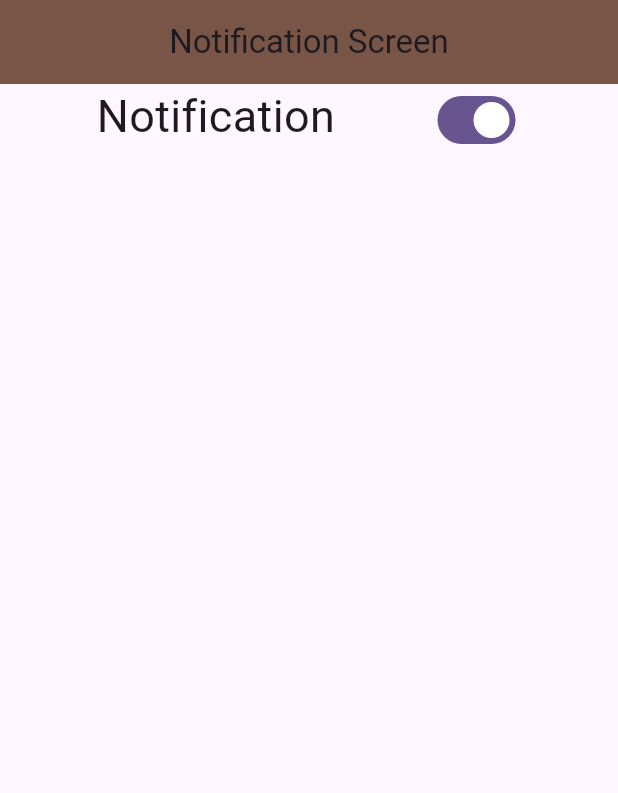
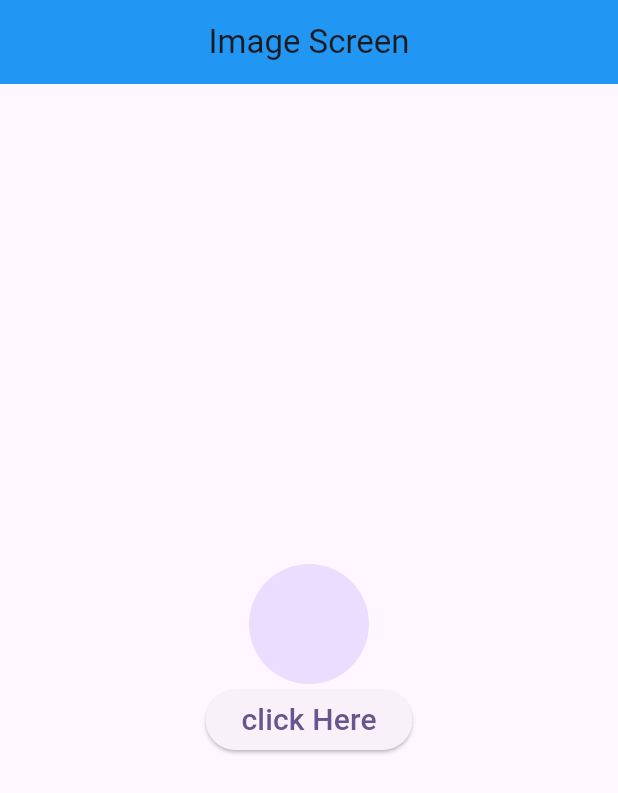
Before and after one commit to MEhsan1237/Getx, a Flutter app: the screen it shows after launch, on a phone screen of 412 x 824 dp. Shown: the top 793 px of the screen. Run offline on Flutter 3.47's test engine with Material 3 defaults, Android fonts, the phone set to English and light mode, and no system bars; our stand-ins replace get, image_picker.

Commit message:
upload changes done

```diff
--- a/lib/main.dart
+++ b/lib/main.dart
@@ -7,6 +7,7 @@ import 'package:getx/screens/three_screen.dart';
 import 'package:getx/screens/translation/languages_class.dart';
 import 'package:getx/screens/two_screen.dart';
 import 'package:getx/state_management/counter_screen.dart';
+import 'package:getx/state_management/image_screen.dart';
 import 'package:getx/state_management/notification_screen.dart';
 import 'package:getx/state_management/opacity_screen.dart';
 
@@ -30,7 +31,7 @@ class MyApp extends StatelessWidget {
 
         colorScheme: ColorScheme.fromSeed(seedColor: Colors.deepPurple),
       ),
-      home: const NotificationScreen(),
+      home: const ImageScreen(),
       getPages: [
         GetPage(name: "/", page:()=> OneScreen()),
         GetPage(name: "/twoScreen", page:()=> TwoScreen()),
--- /dev/null
+++ b/lib/state_management/image_class.dart
@@ -0,0 +1,19 @@
+
+
+
+import 'package:get/get.dart';
+import 'package:image_picker/image_picker.dart';
+
+class ImageChangeScreen extends GetxController{
+
+  RxString imagePath = ''.obs;
+
+  Future setImagePicker()async{
+     final ImagePicker picker = ImagePicker();
+     final image = await picker.pickImage(source: ImageSource.gallery);
+     if(image!=null){
+       imagePath.value = image.path.toString();
+     }
+   }
+
+}
--- /dev/null
+++ b/lib/state_management/image_screen.dart
@@ -0,0 +1,47 @@
+import 'dart:io';
+
+import 'package:flutter/material.dart';
+import 'package:get/get.dart';
+
+import 'package:getx/state_management/image_class.dart';
+
+class ImageScreen extends StatefulWidget {
+  const ImageScreen({super.key});
+
+  @override
+  State<ImageScreen> createState() => _ImageScreenState();
+}
+
+class _ImageScreenState extends State<ImageScreen> {
+  ImageChangeScreen controller = Get.put(ImageChangeScreen());
+
+  @override
+  Widget build(BuildContext context) {
+    return Scaffold(
+      appBar: AppBar(
+        title: Text("Image Screen"),
+        backgroundColor: Colors.blue,
+        centerTitle: true,
+      ),
+      body:  Obx(() {
+        return Center(
+          child: Column(
+            crossAxisAlignment: CrossAxisAlignment.center,
+            mainAxisAlignment: MainAxisAlignment.center,
+            children: [
+              CircleAvatar(
+                  radius: 40,
+                  backgroundImage: controller.imagePath.isNotEmpty ?
+                  FileImage(File(controller.imagePath.toString())):
+                  null
+              ),
+              ElevatedButton(onPressed: () {
+                controller.setImagePicker();
+              }, child: Text("click Here", style: TextStyle(fontSize: 20),))
+            ],
+          ),
+        );
+      },)
+    );
+  }
+}
--- a/pubspec.yaml
+++ b/pubspec.yaml
@@ -35,6 +35,7 @@ dependencies:
   # Use with the CupertinoIcons class for iOS style icons.
   cupertino_icons: ^1.0.8
   get: ^4.7.2
+  image_picker: ^1.2.1
 
 dev_dependencies:
   flutter_test:
```
Also changed, not shown: pubspec.lock, 6 other files.
